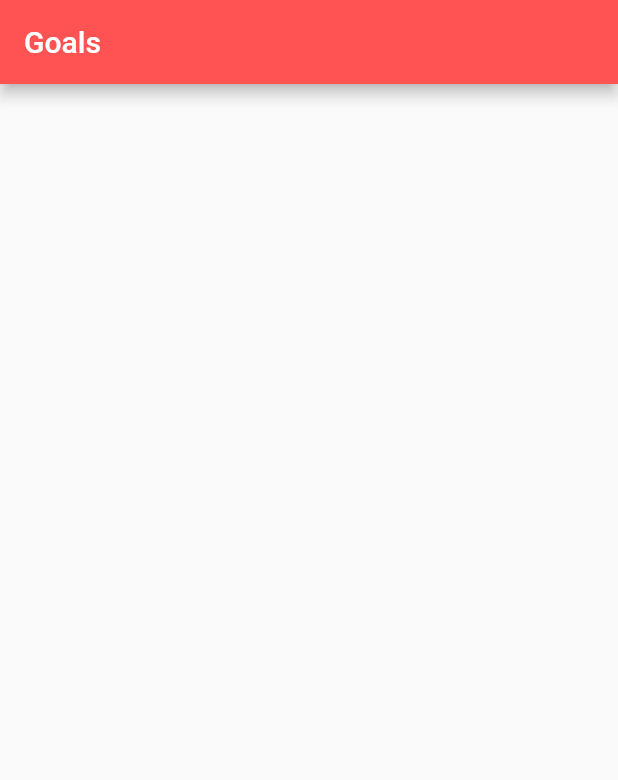
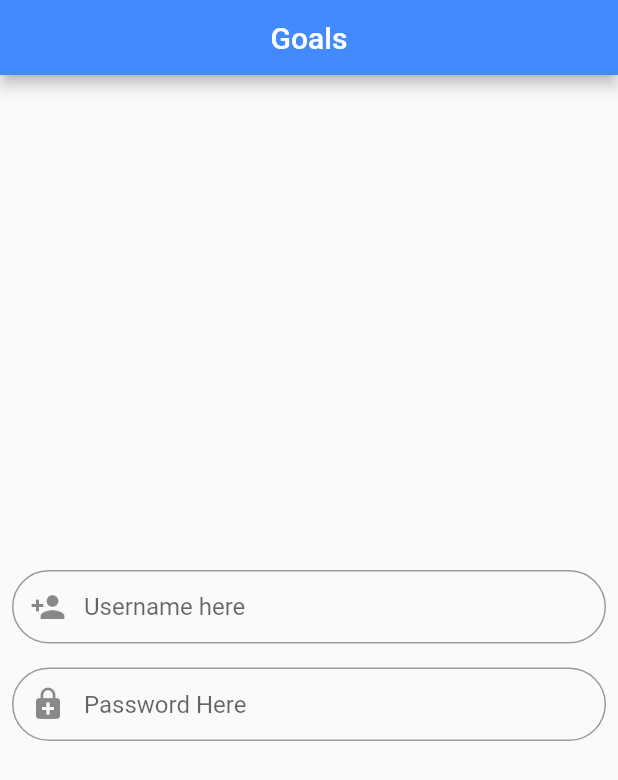
Before and after one commit to rdenis96/GoalsFrontend, a Flutter app: the screen it shows after launch, on a phone screen of 412 x 824 dp. Shown: the top 780 px of the screen. Run offline on Flutter 3.47's test engine with Material 2 defaults, Android fonts, the phone set to English and light mode, and no system bars.

Commit message:
Create common text field and login page (not finished)

```diff
--- a/lib/main.dart
+++ b/lib/main.dart
@@ -1,4 +1,6 @@
 import 'package:flutter/material.dart';
+
+import 'screens/authentication/index.dart';
 
 void main() => runApp(MyApp());
 
@@ -11,9 +13,7 @@ class MyApp extends StatelessWidget {
       theme: ThemeData(
         primarySwatch: Colors.blue,
       ),
-      home: new Scaffold(
-        appBar: AppBar(title: Text("Goals"), backgroundColor: Colors.redAccent)
-      )
+      home: SignIn()
     );
   }
 }
--- /dev/null
+++ b/lib/screens/authentication/index.dart
@@ -0,0 +1,2 @@
+export "sign_in.dart";
+export "register.dart";
--- /dev/null
+++ b/lib/screens/authentication/sign_in.dart
@@ -0,0 +1,31 @@
+import 'package:flutter/material.dart';
+import 'package:goalsfrontend/widgets/appbar/index.dart';
+import 'package:goalsfrontend/widgets/common_textfield/index.dart';
+
+class SignIn extends StatelessWidget {
+
+  @override
+  Widget build(BuildContext context) {
+    return new Scaffold( // 1
+      appBar: CustomAppBar(),
+      body: new Container(
+      // decoration: new BoxDecoration(color: Colors.white),
+        child: new Center(
+          child: new Column(
+            mainAxisAlignment: MainAxisAlignment.center,
+            children: <Widget>[
+              new Padding(
+                padding: new EdgeInsets.all(8.0),
+                child: new CommonTextField("Username here", Icons.person_add)
+              ),
+              new Padding(
+                padding: new EdgeInsets.all(8.0),
+                child: new CommonTextField("Password Here", Icons.enhanced_encryption, isObscure: true)
+              )
+            ],
+          )
+        )
+      )
+    );
+  }
+}
--- /dev/null
+++ b/lib/widgets/appbar/appbar.dart
@@ -0,0 +1,16 @@
+import 'package:flutter/material.dart';
+
+class CustomAppBar extends StatelessWidget implements PreferredSizeWidget{
+  CustomAppBar({Key key}) : super(key: key);
+  @override
+  Widget build(BuildContext context) {
+    return AppBar(
+      title: Text("Goals"),
+      backgroundColor: Colors.blueAccent,
+      centerTitle: true
+    );
+  }
+
+  @override
+  Size get preferredSize => Size.fromHeight(50.0);
+}
--- /dev/null
+++ b/lib/widgets/appbar/index.dart
@@ -0,0 +1 @@
+export "appbar.dart";
--- /dev/null
+++ b/lib/widgets/common_textfield/common_textfield.dart
@@ -0,0 +1,33 @@
+import 'package:flutter/material.dart';
+
+class CommonTextField extends StatelessWidget {
+  String _placeholder;
+  IconData _icon;
+  bool _isObscure;
+
+  CommonTextField(String placeholder, IconData icon, {bool isObscure = false}){
+    _placeholder = placeholder;
+    _icon = icon;
+    _isObscure = isObscure;
+  }
+  TextEditingController _textFieldController = TextEditingController();
+
+  @override
+  Widget build(BuildContext context) {
+    return TextField(
+            controller: _textFieldController,
+            obscureText: _isObscure,
+            decoration: InputDecoration(
+              contentPadding: EdgeInsets.fromLTRB(20.0, 15.0, 20.0, 15.0),
+                prefixIcon: Icon(_icon),
+                hintText: _placeholder,
+                border: OutlineInputBorder(
+                    borderSide: BorderSide(color: Colors.blueAccent, width: 32.0),
+                    borderRadius: BorderRadius.circular(25.0)),
+                focusedBorder: OutlineInputBorder(
+                    borderSide: BorderSide(color: Colors.white, width: 32.0),
+                    borderRadius: BorderRadius.circular(25.0))
+            ),
+      );
+  }
+}
--- /dev/null
+++ b/lib/widgets/common_textfield/index.dart
@@ -0,0 +1 @@
+export "common_textfield.dart";
```
Also changed, not shown: lib/routes.dart (added), lib/screens/authentication/register.dart (added).
